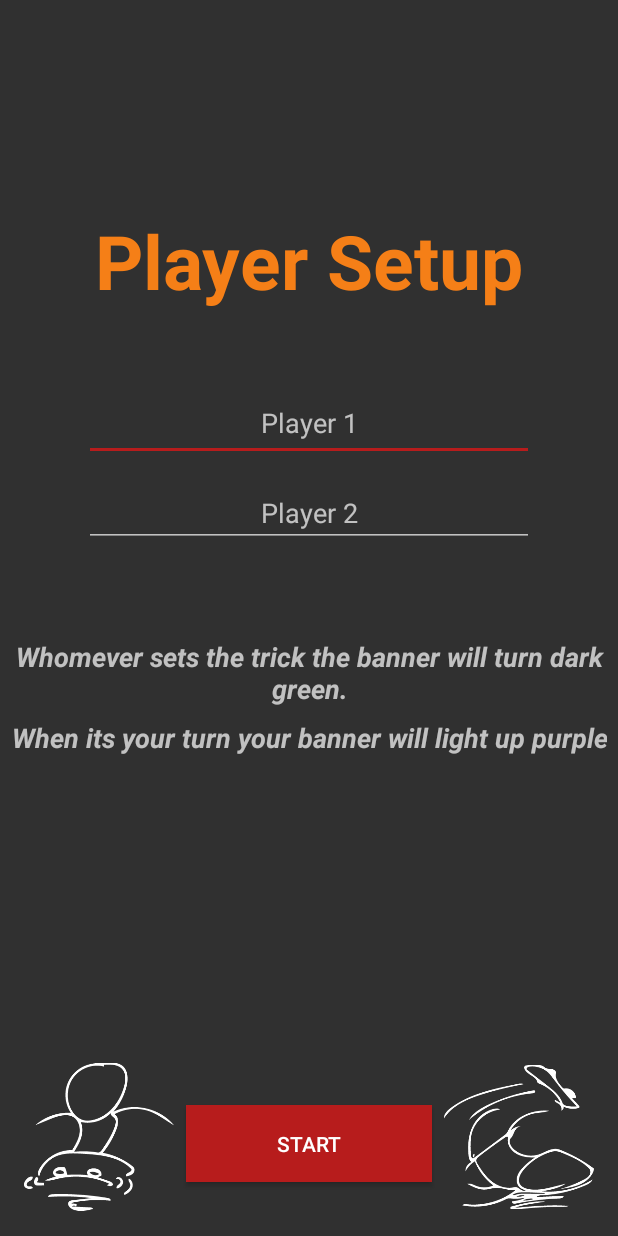
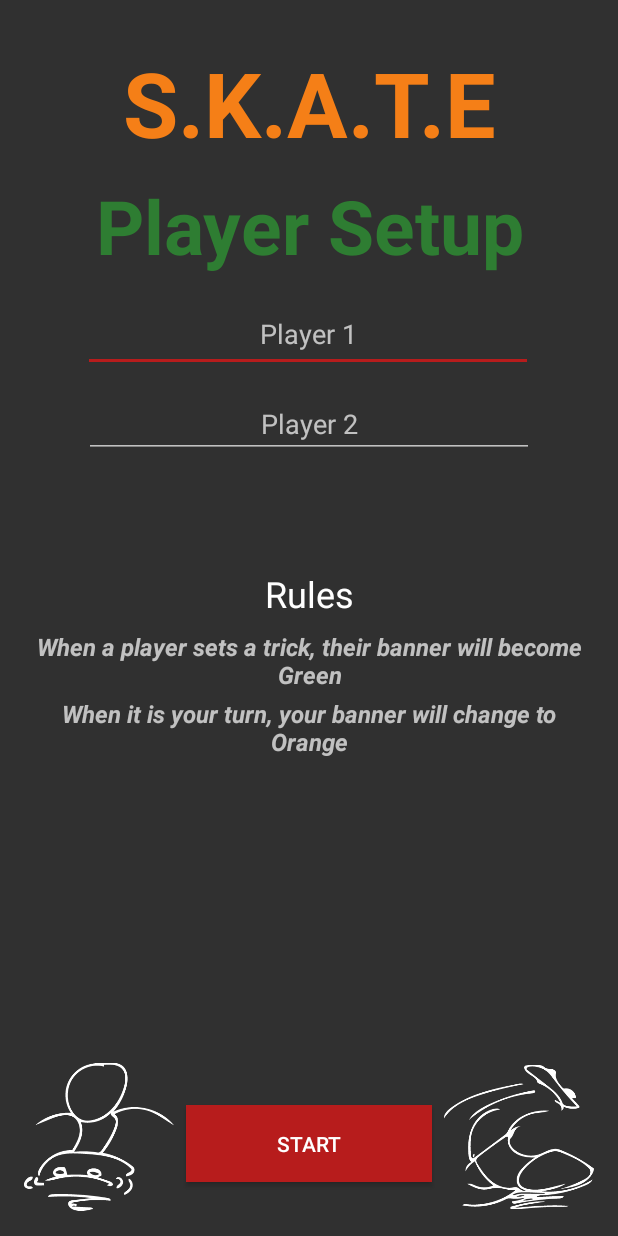
Before and after one commit to PKWouters/SkateTracker, an Android app: the SkateSetup screen opened directly, with no data from a screen before it, on a phone screen of 412 x 824 dp. Run offline under Robolectric (Android 15) with nearby library versions, the phone set to English and light mode, and no system bars; our stand-ins replace Firebase (no records; nobody signed in at launch, a user with empty details on screens opened directly), Picasso, Room's generated code; pictures from the network do not load.

Commit message:
Started Cleaning Up Skate Setup

```diff
--- a/SkateTracker/app/src/main/res/layout/activity_skate_setup.xml
+++ b/SkateTracker/app/src/main/res/layout/activity_skate_setup.xml
@@ -28,16 +28,18 @@
         android:layout_width="300dp"
         android:layout_height="48dp"
         android:layout_centerHorizontal="true"
+        android:layout_marginTop="16dp"
         android:layout_marginEnd="16dp"
         android:layout_marginStart="16dp"
-        android:layout_marginTop="52dp"
         android:ems="10"
         android:gravity="center_horizontal"
         android:hint="Player 1"
         android:inputType="textPersonName"
         app:layout_constraintEnd_toEndOf="parent"
+        app:layout_constraintHorizontal_bias="0.493"
         app:layout_constraintStart_toStartOf="parent"
-        app:layout_constraintTop_toBottomOf="@+id/textView3" />
+        app:layout_constraintTop_toBottomOf="@id/textView11"
+        tools:layout_editor_absoluteY="197dp" />
 
     <EditText
         android:id="@+id/PlayerTwoT"
@@ -76,19 +78,82 @@
         app:srcCompat="@drawable/falling" />
 
     <TextView
-        android:id="@+id/textView"
-        android:layout_width="0dp"
+        android:id="@+id/textView3"
+        android:layout_width="wrap_content"
+        android:layout_height="wrap_content"
+        android:layout_marginEnd="8dp"
+        android:layout_marginStart="8dp"
+        android:layout_marginTop="28dp"
+        android:gravity="center_horizontal|center"
+        android:text="S.K.A.T.E"
+        android:textAppearance="@style/TextAppearance.AppCompat.Large"
+        android:textColor="@color/skatecolorAccent"
+        android:textSize="60sp"
+        android:textStyle="bold"
+        app:layout_constraintEnd_toEndOf="parent"
+        app:layout_constraintStart_toStartOf="parent"
+        app:layout_constraintTop_toTopOf="parent" />
+
+    <TextView
+        android:id="@+id/textView11"
+        android:layout_width="wrap_content"
+        android:layout_height="wrap_content"
+        android:layout_marginEnd="8dp"
+        android:layout_marginStart="8dp"
+        android:layout_marginTop="@dimen/_8dp"
+        android:gravity="center_horizontal|center"
+        android:text="Player Setup"
+        android:textAppearance="@style/TextAppearance.AppCompat.Large"
+        android:textColor="@color/skatesetcolorAccent"
+        android:textSize="50sp"
+        android:textStyle="bold"
+        app:layout_constraintEnd_toEndOf="parent"
+        app:layout_constraintStart_toStartOf="parent"
+        app:layout_constraintTop_toBottomOf="@+id/textView3" />
+
+    <LinearLayout
+        android:layout_width="match_parent"
         android:layout_height="wrap_content"
         android:layout_marginBottom="8dp"
         android:layout_marginEnd="8dp"
         android:layout_marginStart="8dp"
+        android:orientation="vertical"
+        app:layout_constraintBottom_toTopOf="@+id/StartSkateB"
+        app:layout_constraintEnd_toEndOf="parent"
+        app:layout_constraintStart_toStartOf="parent"
+        app:layout_constraintTop_toBottomOf="@+id/PlayerTwoT"
+        app:layout_constraintVertical_bias="0.235">
+
+        <TextView
+            android:id="@+id/rules"
+            android:layout_width="match_parent"
+            android:layout_height="wrap_content"
+            android:layout_centerHorizontal="true"
+            android:layout_marginEnd="8dp"
+            android:layout_marginStart="8dp"
             android:layout_marginTop="8dp"
-        android:text="Whomever sets the trick the banner will turn dark green."
+            android:gravity="center_horizontal"
+            android:text="Rules"
+            android:textAppearance="@style/TextAppearance.AppCompat.Headline"
+            app:layout_constraintBottom_toTopOf="@+id/StartSkateB"
+            app:layout_constraintEnd_toEndOf="parent"
+            app:layout_constraintStart_toStartOf="parent"
+            app:layout_constraintTop_toBottomOf="@+id/PlayerTwoT"
+            app:layout_constraintVertical_bias="0.17" />
+
+        <TextView
+            android:id="@+id/textView"
+            android:layout_width="match_parent"
+            android:layout_height="wrap_content"
+            android:layout_centerHorizontal="true"
+            android:layout_marginEnd="8dp"
+            android:layout_marginStart="8dp"
+            android:layout_marginTop="8dp"
+            android:gravity="center_horizontal"
+            android:text="When a player sets a trick, their banner will become Green"
             android:textAppearance="@style/TextAppearance.AppCompat.Medium"
-        android:textSize="18sp"
+            android:textSize="16sp"
             android:textStyle="bold|italic"
-        android:layout_centerHorizontal="true"
-        android:gravity="center_horizontal"
             app:layout_constraintBottom_toTopOf="@+id/StartSkateB"
             app:layout_constraintEnd_toEndOf="parent"
             app:layout_constraintStart_toStartOf="parent"
@@ -97,34 +162,21 @@
 
         <TextView
             android:id="@+id/textView2"
-        android:layout_width="wrap_content"
+            android:layout_width="match_parent"
             android:layout_height="wrap_content"
             android:layout_centerHorizontal="true"
+            android:layout_marginBottom="@dimen/_8dp"
             android:layout_marginEnd="8dp"
             android:layout_marginStart="8dp"
-        android:layout_marginTop="8dp"
+            android:layout_marginTop="4dp"
             android:gravity="center_horizontal"
-        android:text="When its your turn your banner will light up purple"
+            android:text="When it is your turn, your banner will change to Orange"
             android:textAppearance="@style/TextAppearance.AppCompat.Medium"
+            android:textSize="16sp"
             android:textStyle="bold|italic"
             app:layout_constraintEnd_toEndOf="parent"
             app:layout_constraintStart_toStartOf="parent"
             app:layout_constraintTop_toBottomOf="@+id/textView" />
-
-    <TextView
-        android:id="@+id/textView3"
-        android:layout_width="wrap_content"
-        android:layout_height="wrap_content"
-        android:layout_marginEnd="8dp"
-        android:layout_marginStart="8dp"
-        android:layout_marginTop="140dp"
-        android:text="Player Setup"
-        android:textAppearance="@style/TextAppearance.AppCompat.Large"
-        android:textColor="@color/skatecolorAccent"
-        android:textSize="50sp"
-        android:textStyle="bold"
-        app:layout_constraintEnd_toEndOf="parent"
-        app:layout_constraintStart_toStartOf="parent"
-        app:layout_constraintTop_toTopOf="parent" />
+    </LinearLayout>
 
 </android.support.constraint.ConstraintLayout>
```
Lines whose indentation alone changed are shown as unchanged.
